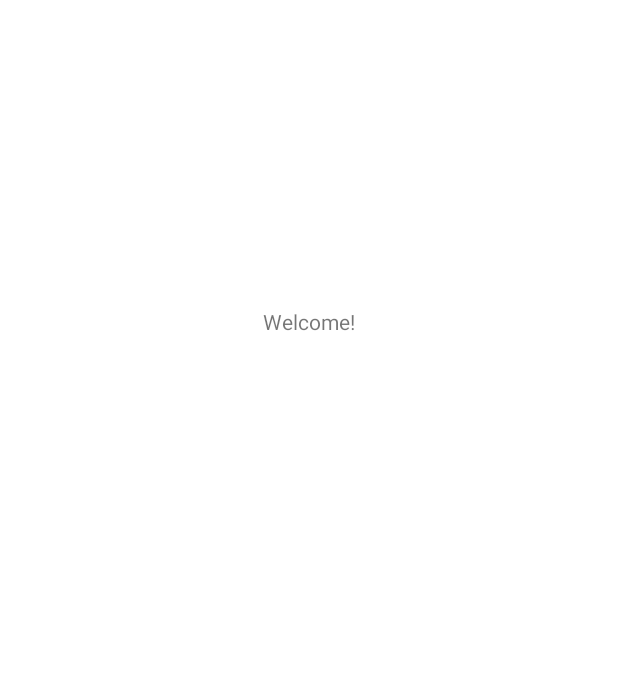
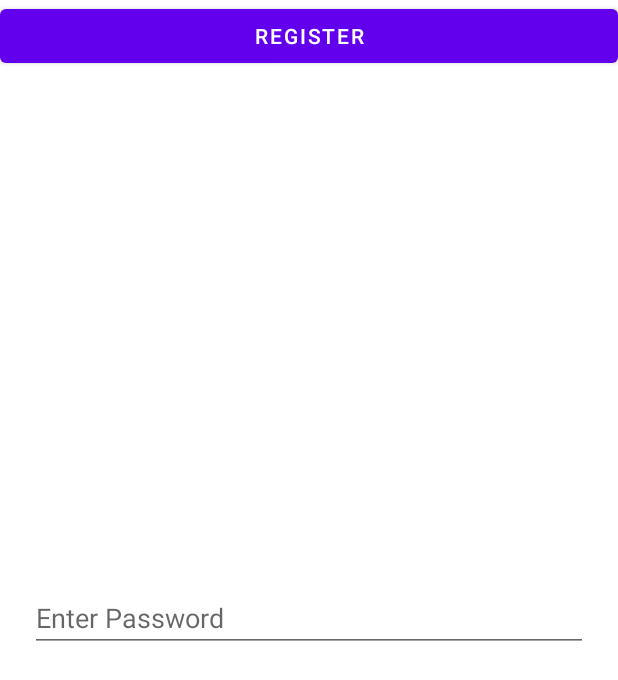
Before and after one commit to mDeanHaj/MovieMart-, an Android app: the screen it shows after launch (LoginActivity), on a phone screen of 412 x 824 dp. Before the commit the part shown is almost empty. Shown: the top 680 px of the screen. Run offline under Robolectric (Android 15) with nearby library versions, the phone set to English and light mode, and no system bars.

Commit message:
udpate
setting up login activity

```diff
--- a/app/src/main/java/com/example/moviemart/LoginActivity.java
+++ b/app/src/main/java/com/example/moviemart/LoginActivity.java
@@ -3,14 +3,38 @@ package com.example.moviemart;
 import androidx.appcompat.app.AppCompatActivity;
 
 import android.os.Bundle;
+import android.view.View;
+import android.widget.Button;
+import android.widget.EditText;
 
 public class LoginActivity extends AppCompatActivity {
+
+    EditText userId, password;
+    Button register;
 
     @Override
     protected void onCreate(Bundle savedInstanceState) {
         super.onCreate(savedInstanceState);
         setContentView(R.layout.activity_dashboard);
 
+        userId = findViewById(R.id.userId);
+        password = findViewById(R.id.password);
+        register = findViewById(R.id.register);
 
+        register.setOnClickListener(new View.OnClickListener() {
+            @Override
+            public void onClick(View v) {
+                User user = new User();
+                user.setUserId((userId.getText().toString()));
+                user.setPassword(password.getText().toString());
+            }
+        });
+    }
+
+    private Boolean validateInput(User user){
+        if(user.getUserId().isEmpty() || user.getPassword().isEmpty()) {
+            return false;
+        }
+        return true;
     }
 }
--- a/app/src/main/java/com/example/moviemart/User.java
+++ b/app/src/main/java/com/example/moviemart/User.java
@@ -16,8 +16,8 @@ public class User {
     @ColumnInfo(name = "password")
     String password;
 
-    @ColumnInfo(name = "name")
-    String name;
+//    @ColumnInfo(name = "name")
+//    String name;
 
     public Integer getId() {
         return id;
@@ -43,11 +43,11 @@ public class User {
         this.password = password;
     }
 
-    public String getName() {
-        return name;
-    }
-
-    public void setName(String name) {
-        this.name = name;
-    }
+//    public String getName() {
+//        return name;
+//    }
+//
+//    public void setName(String name) {
+//        this.name = name;
+//    }
 }
--- a/app/src/main/res/layout/activity_dashboard.xml
+++ b/app/src/main/res/layout/activity_dashboard.xml
@@ -7,14 +7,45 @@
     tools:context=".LoginActivity">
 
     <TextView
-        android:id="@+id/textView2"
-        android:layout_width="wrap_content"
+        style="@style/TextAppearance.AppCompat.Headline"
+        android:layout_width="match_parent"
         android:layout_height="wrap_content"
-        android:layout_marginTop="158dp"
-        android:layout_marginBottom="554dp"
-        android:text="Welcome!"
+        android:layout_margin="20sp"
+        android:text="@string/register_user"
+        android:textAlignment="center"
+        android:textSize="26sp"
+        android:textStyle="bold"
+        tools:layout_editor_absoluteX="20dp"
+        tools:layout_editor_absoluteY="26dp" />
+
+    <EditText
+        android:id="@+id/userId"
+        android:layout_width="match_parent"
+        android:layout_height="wrap_content"
+        android:layout_margin="20sp"
+        android:hint="Enter Username"
+        tools:layout_editor_absoluteX="20dp"
+        tools:layout_editor_absoluteY="166dp"
+        tools:ignore="MissingConstraints" />
+
+    <EditText
+        android:id="@+id/password"
+        android:layout_width="match_parent"
+        android:layout_height="wrap_content"
+        android:layout_margin="20sp"
+        android:layout_marginBottom="666dp"
+        android:hint="@string/enter_password"
         app:layout_constraintBottom_toBottomOf="parent"
-        app:layout_constraintEnd_toEndOf="parent"
-        app:layout_constraintStart_toStartOf="parent"
-        app:layout_constraintTop_toTopOf="parent" />
+        app:layout_constraintTop_toTopOf="parent"
+        tools:layout_editor_absoluteX="20dp" />
+
+    <Button
+        android:id="@+id/register"
+        android:layout_width="match_parent"
+        android:layout_height="wrap_content"
+        android:text="@string/register"
+        tools:layout_editor_absoluteX="-20dp"
+        tools:layout_editor_absoluteY="461dp"
+        tools:ignore="MissingConstraints" />
+
 </androidx.constraintlayout.widget.ConstraintLayout>
--- a/app/src/main/res/values/strings.xml
+++ b/app/src/main/res/values/strings.xml
@@ -2,4 +2,7 @@
     <string name="app_name">MovieMart</string>
     <string name="we_re_reel_y_excited_to_help_you_find_your_next_movie">We\'re reel-y excited to help you find your next movie!</string>
     <string name="slash_screen">splash screen</string>
+    <string name="register_user">Register User</string>
+    <string name="enter_password">Enter Password</string>
+    <string name="register">Register</string>
 </resources>
```
Also changed, not shown: 1 other file.
